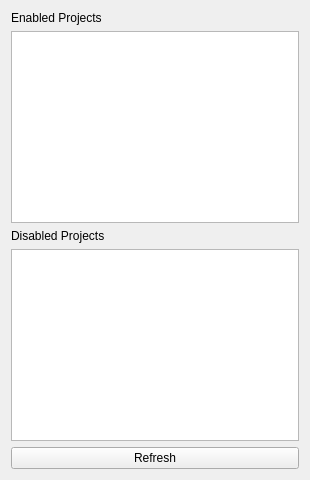
First picture: the form in App/ProjectM/mainwindow.ui, repository yobson/Project-M, before the edit.
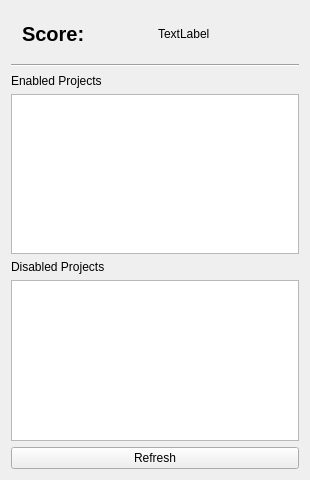
Second picture: the form after the edit.

Commit message: User score

The edit to the form file:
```diff
--- a/App/ProjectM/mainwindow.ui
+++ b/App/ProjectM/mainwindow.ui
@@ -21,6 +21,52 @@
   </property>
   <widget class="QWidget" name="centralWidget">
    <layout class="QVBoxLayout" name="verticalLayout">
+    <item>
+     <widget class="QWidget" name="horizontalWidget" native="true">
+      <layout class="QHBoxLayout" name="horizontalLayout">
+       <item>
+        <widget class="QLabel" name="user_score_label">
+         <property name="font">
+          <font>
+           <pointsize>15</pointsize>
+           <weight>75</weight>
+           <bold>true</bold>
+          </font>
+         </property>
+         <property name="text">
+          <string>Score:</string>
+         </property>
+        </widget>
+       </item>
+       <item>
+        <widget class="QLabel" name="user_score">
+         <property name="text">
+          <string>TextLabel</string>
+         </property>
+        </widget>
+       </item>
+      </layout>
+     </widget>
+    </item>
+    <item>
+     <widget class="Line" name="line">
+      <property name="sizePolicy">
+       <sizepolicy hsizetype="Expanding" vsizetype="Fixed">
+        <horstretch>0</horstretch>
+        <verstretch>1</verstretch>
+       </sizepolicy>
+      </property>
+      <property name="minimumSize">
+       <size>
+        <width>0</width>
+        <height>5</height>
+       </size>
+      </property>
+      <property name="orientation">
+       <enum>Qt::Horizontal</enum>
+      </property>
+     </widget>
+    </item>
     <item>
      <widget class="QLabel" name="label">
       <property name="text">
```
The commit also changes 2 other files.
